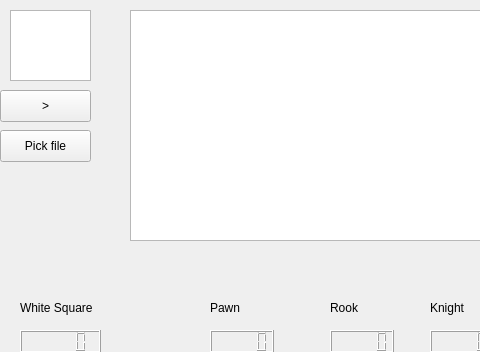
mcmenaminadrian/ChessNet2, file mainwindow.ui: the form before one commit; both pictures show x 0 to 480 and y 0 to 352 of the 820 by 598 pixel window.
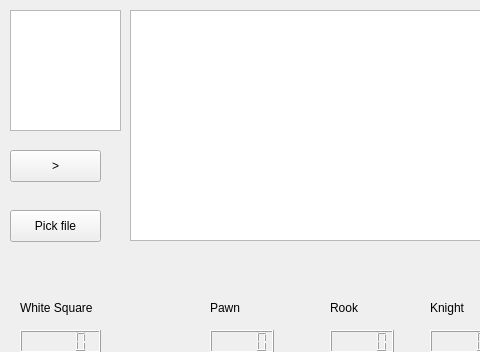
The form after the commit.

What changed in the file:
```diff
--- a/mainwindow.ui
+++ b/mainwindow.ui
@@ -19,16 +19,16 @@
      <rect>
       <x>10</x>
       <y>10</y>
-      <width>81</width>
-      <height>71</height>
+      <width>111</width>
+      <height>121</height>
      </rect>
     </property>
    </widget>
    <widget class="QPushButton" name="pushButton">
     <property name="geometry">
      <rect>
-      <x>0</x>
-      <y>130</y>
+      <x>10</x>
+      <y>210</y>
       <width>91</width>
       <height>32</height>
      </rect>
@@ -50,8 +50,8 @@
    <widget class="QPushButton" name="pushButton_2">
     <property name="geometry">
      <rect>
-      <x>0</x>
-      <y>90</y>
+      <x>10</x>
+      <y>150</y>
       <width>91</width>
       <height>32</height>
      </rect>
```
